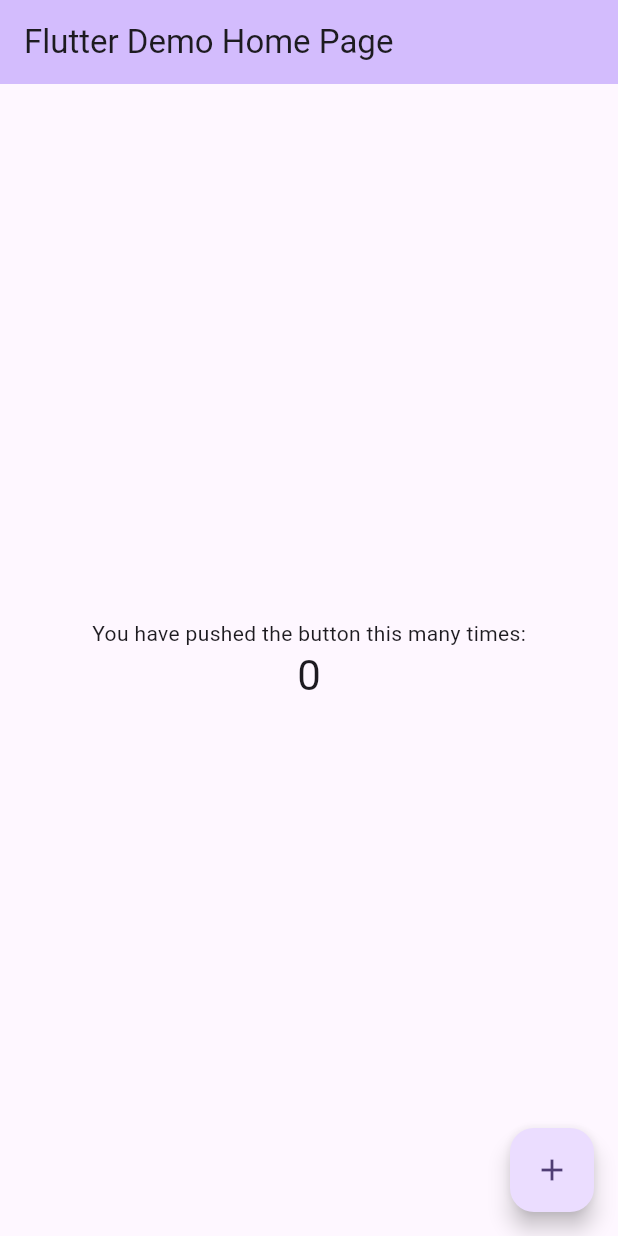
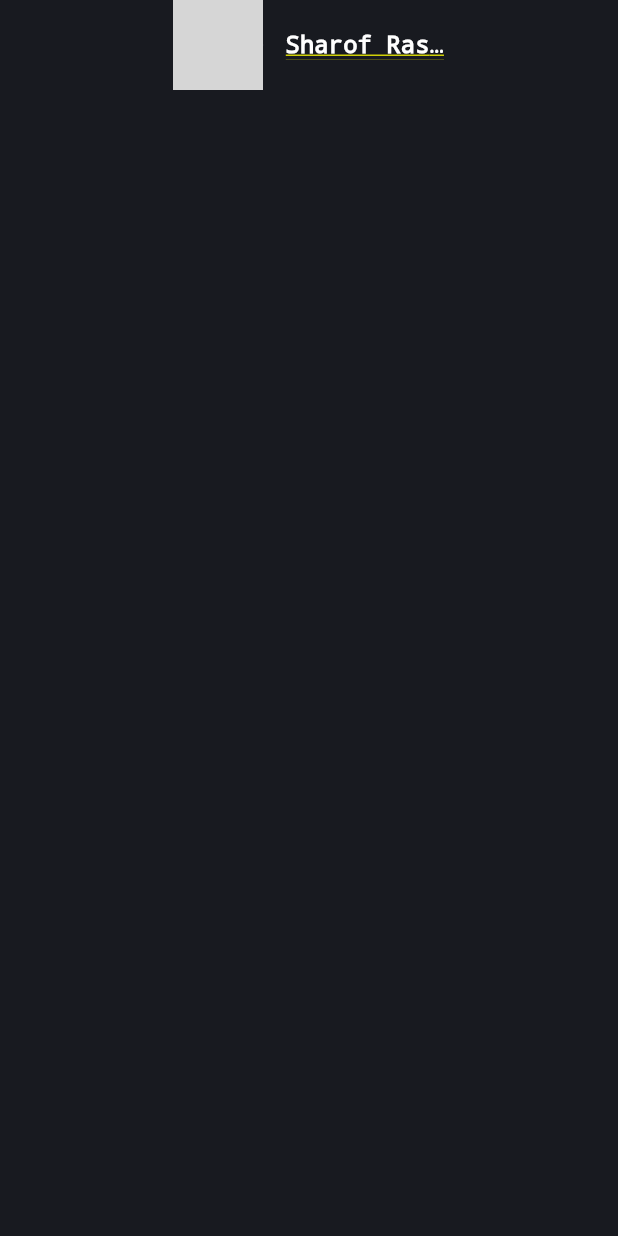
Before and after one commit to KhujaevN/Delivery, a Flutter app: the screen it shows after launch, on a phone screen of 412 x 824 dp. Run offline on Flutter 3.47's test engine with Material 3 defaults, Android fonts, the phone set to English and light mode, and no system bars; our stand-ins replace carousel_slider; grey boxes are pictures that could not be loaded.

Commit message:
feat: create home_page and header

```diff
--- /dev/null
+++ b/lib/home_page.dart
@@ -0,0 +1,51 @@
+import 'package:flutter/material.dart';
+import 'package:carousel_slider/carousel_slider.dart';
+
+class Home_page extends StatelessWidget {
+  @override
+  Widget build(BuildContext context) {
+    return SingleChildScrollView(
+      child: Container(
+        color: Color(0xFF181A20),
+        constraints: BoxConstraints(
+          minHeight: MediaQuery.of(context).size.height,
+        ),
+        child: Column(
+        crossAxisAlignment: CrossAxisAlignment.start,
+        children: [
+          Container(
+            padding: EdgeInsets.symmetric(horizontal: MediaQuery.of(context).size.width * 0.28),
+            decoration: const BoxDecoration(
+              borderRadius: BorderRadius.only(
+                bottomLeft: Radius.circular(20.0),
+                bottomRight: Radius.circular(20.0),
+              ),
+            ),
+            child: const Row(
+              children: <Widget>[
+                CircleAvatar(
+                  radius: 30.0,
+                  backgroundImage: AssetImage('../images/profile-logo.png'), // Use the user's image path here
+                ),
+                SizedBox(width: 15.0),
+                Expanded(
+                  child: Text(
+                    'Sharof Rashidov street', // Replace with the user's address
+                    style: TextStyle(
+                      color: Colors.white,
+                      fontSize: 16.0,
+                      fontWeight: FontWeight.bold,
+                    ),
+                    overflow: TextOverflow.ellipsis,
+                  ),
+                ),
+              ],
+            ),
+          ),
+
+        ],
+      )
+    ),
+    );
+  }
+}
--- a/lib/main.dart
+++ b/lib/main.dart
@@ -1,3 +1,4 @@
+import 'package:delivery_app_pro/home_page.dart';
 import 'package:flutter/material.dart';
 
 void main() {
@@ -31,95 +32,7 @@
         colorScheme: ColorScheme.fromSeed(seedColor: Colors.deepPurple),
         useMaterial3: true,
       ),
-      home: const MyHomePage(title: 'Flutter Demo Home Page'),
+      home: Home_page(),
     );
   }
 }
-
-class MyHomePage extends StatefulWidget {
-  const MyHomePage({super.key, required this.title});
-
-  // This widget is the home page of your application. It is stateful, meaning
-  // that it has a State object (defined below) that contains fields that affect
-  // how it looks.
-
-  // This class is the configuration for the state. It holds the values (in this
-  // case the title) provided by the parent (in this case the App widget) and
-  // used by the build method of the State. Fields in a Widget subclass are
-  // always marked "final".
-
-  final String title;
-
-  @override
-  State<MyHomePage> createState() => _MyHomePageState();
-}
-
-class _MyHomePageState extends State<MyHomePage> {
-  int _counter = 0;
-
-  void _incrementCounter() {
-    setState(() {
-      // This call to setState tells the Flutter framework that something has
-      // changed in this State, which causes it to rerun the build method below
-      // so that the display can reflect the updated values. If we changed
-      // _counter without calling setState(), then the build method would not be
-      // called again, and so nothing would appear to happen.
-      _counter++;
-    });
-  }
-
-  @override
-  Widget build(BuildContext context) {
-    // This method is rerun every time setState is called, for instance as done
-    // by the _incrementCounter method above.
-    //
-    // The Flutter framework has been optimized to make rerunning build methods
-    // fast, so that you can just rebuild anything that needs updating rather
-    // than having to individually change instances of widgets.
-    return Scaffold(
-      appBar: AppBar(
-        // TRY THIS: Try changing the color here to a specific color (to
-        // Colors.amber, perhaps?) and trigger a hot reload to see the AppBar
-        // change color while the other colors stay the same.
-        backgroundColor: Theme.of(context).colorScheme.inversePrimary,
-        // Here we take the value from the MyHomePage object that was created by
-        // the App.build method, and use it to set our appbar title.
-        title: Text(widget.title),
-      ),
-      body: Center(
-        // Center is a layout widget. It takes a single child and positions it
-        // in the middle of the parent.
-        child: Column(
-          // Column is also a layout widget. It takes a list of children and
-          // arranges them vertically. By default, it sizes itself to fit its
-          // children horizontally, and tries to be as tall as its parent.
-          //
-          // Column has various properties to control how it sizes itself and
-          // how it positions its children. Here we use mainAxisAlignment to
-          // center the children vertically; the main axis here is the vertical
-          // axis because Columns are vertical (the cross axis would be
-          // horizontal).
-          //
-          // TRY THIS: Invoke "debug painting" (choose the "Toggle Debug Paint"
-          // action in the IDE, or press "p" in the console), to see the
-          // wireframe for each widget.
-          mainAxisAlignment: MainAxisAlignment.center,
-          children: <Widget>[
-            const Text(
-              'You have pushed the button this many times:',
-            ),
-            Text(
-              '$_counter',
-              style: Theme.of(context).textTheme.headlineMedium,
-            ),
-          ],
-        ),
-      ),
-      floatingActionButton: FloatingActionButton(
-        onPressed: _incrementCounter,
-        tooltip: 'Increment',
-        child: const Icon(Icons.add),
-      ), // This trailing comma makes auto-formatting nicer for build methods.
-    );
-  }
-}
```
Also changed, not shown: pubspec.yaml (+5 -3 lines), images/popular_carousel_img.png (added), images/profile-logo.png (added), pubspec.lock, 12 other files.
